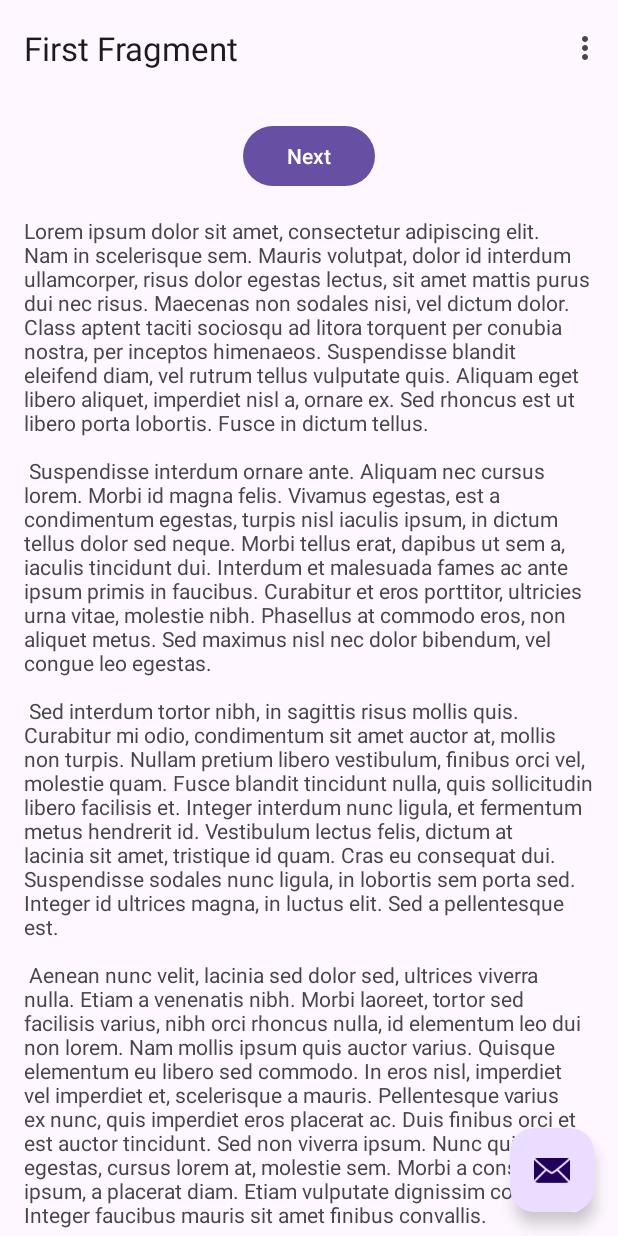
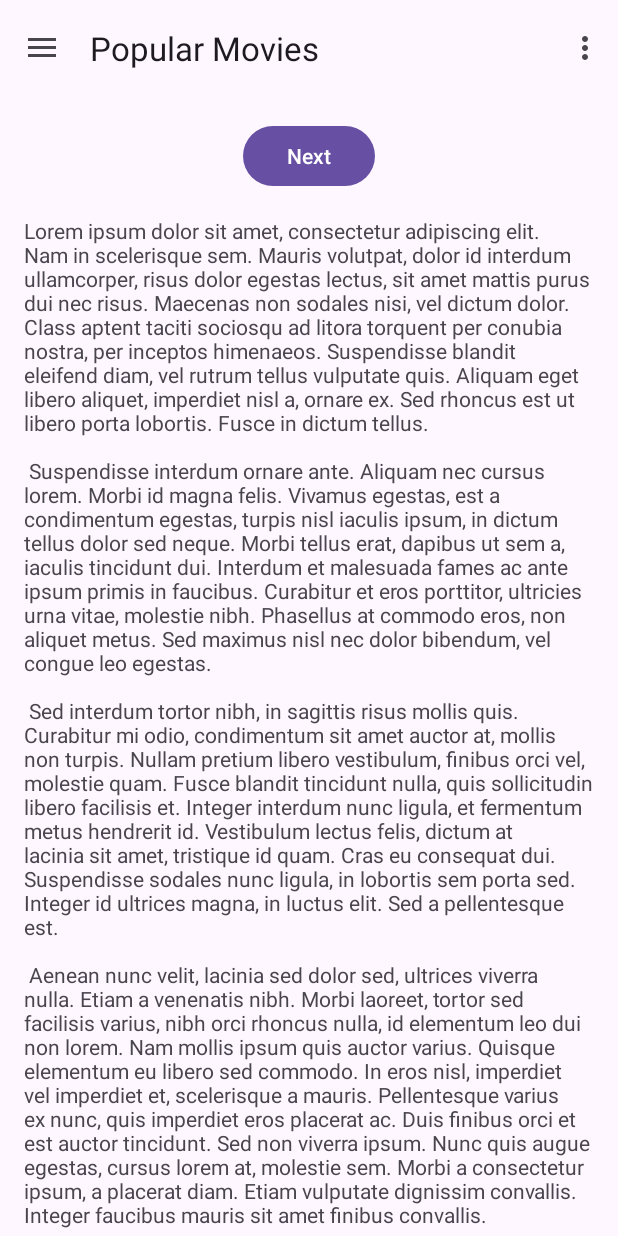
Before and after one commit to sblvitor/cine-time, an Android app: the screen it shows after launch (MainActivity), on a phone screen of 412 x 824 dp. Run offline under Robolectric (Android 15) with nearby library versions, the phone set to English and light mode, and no system bars; our stand-ins replace navigation-ui.

Commit message:
implementaçao do navigation drawer

```diff
--- a/app/src/main/java/com/example/cinetime/ui/MainActivity.kt
+++ b/app/src/main/java/com/example/cinetime/ui/MainActivity.kt
@@ -1,17 +1,19 @@
 package com.example.cinetime.ui
 
 import android.os.Bundle
-import com.google.android.material.snackbar.Snackbar
+import android.view.Menu
+import android.view.MenuItem
 import androidx.appcompat.app.AppCompatActivity
 import androidx.core.view.WindowCompat
+import androidx.drawerlayout.widget.DrawerLayout
 import androidx.navigation.findNavController
 import androidx.navigation.ui.AppBarConfiguration
 import androidx.navigation.ui.navigateUp
 import androidx.navigation.ui.setupActionBarWithNavController
-import android.view.Menu
-import android.view.MenuItem
+import androidx.navigation.ui.setupWithNavController
 import com.example.cinetime.R
 import com.example.cinetime.databinding.ActivityMainBinding
+import com.google.android.material.navigation.NavigationView
 
 class MainActivity : AppCompatActivity() {
 
@@ -25,17 +27,29 @@ class MainActivity : AppCompatActivity() {
         binding = ActivityMainBinding.inflate(layoutInflater)
         setContentView(binding.root)
 
-        setSupportActionBar(binding.toolbar)
+        setSupportActionBar(binding.appBarMain.toolbar)
 
+        val drawerLayout: DrawerLayout = binding.drawerLayout
+        val navView: NavigationView = binding.navView
         val navController = findNavController(R.id.nav_host_fragment_content_main)
-        appBarConfiguration = AppBarConfiguration(navController.graph)
+        appBarConfiguration = AppBarConfiguration(navController.graph, drawerLayout)
         setupActionBarWithNavController(navController, appBarConfiguration)
+        navView.setupWithNavController(navController)
 
-        binding.fab.setOnClickListener { view ->
-            Snackbar.make(view, "Replace with your own action", Snackbar.LENGTH_LONG)
-                .setAnchorView(R.id.fab)
-                .setAction("Action", null).show()
+        navView.itemIconTintList = null
+
+        // Nao necessário talvez
+        /*binding.appBarMain.toolbar.setNavigationOnClickListener {
+            drawerLayout.open()
         }
+
+        navView.setNavigationItemSelectedListener { menuItem ->
+            // Handle menu item selected
+            menuItem.isChecked = true
+            drawerLayout.close()
+            true
+        }*/
+
     }
 
     override fun onCreateOptionsMenu(menu: Menu): Boolean {
--- a/app/src/main/java/com/example/cinetime/ui/nowPlaying/NowPlayingFragment.kt
+++ b/app/src/main/java/com/example/cinetime/ui/nowPlaying/NowPlayingFragment.kt
@@ -33,9 +33,9 @@ class NowPlayingFragment : Fragment() {
     override fun onViewCreated(view: View, savedInstanceState: Bundle?) {
         super.onViewCreated(view, savedInstanceState)
 
-        binding.buttonSecond.setOnClickListener {
+        /*binding.buttonSecond.setOnClickListener {
             findNavController().navigate(R.id.action_SecondFragment_to_FirstFragment)
-        }
+        }*/
     }
 
     override fun onDestroyView() {
--- a/app/src/main/java/com/example/cinetime/ui/popularMovies/PopularMoviesFragment.kt
+++ b/app/src/main/java/com/example/cinetime/ui/popularMovies/PopularMoviesFragment.kt
@@ -33,9 +33,9 @@ class PopularMoviesFragment : Fragment() {
     override fun onViewCreated(view: View, savedInstanceState: Bundle?) {
         super.onViewCreated(view, savedInstanceState)
 
-        binding.buttonFirst.setOnClickListener {
+        /*binding.buttonFirst.setOnClickListener {
             findNavController().navigate(R.id.action_FirstFragment_to_SecondFragment)
-        }
+        }*/
     }
 
     override fun onDestroyView() {
--- a/app/src/main/res/layout/activity_main.xml
+++ b/app/src/main/res/layout/activity_main.xml
@@ -1,33 +1,27 @@
 <?xml version="1.0" encoding="utf-8"?>
-<androidx.coordinatorlayout.widget.CoordinatorLayout xmlns:android="http://schemas.android.com/apk/res/android"
+<androidx.drawerlayout.widget.DrawerLayout xmlns:android="http://schemas.android.com/apk/res/android"
     xmlns:app="http://schemas.android.com/apk/res-auto"
     xmlns:tools="http://schemas.android.com/tools"
+    android:id="@+id/drawer_layout"
     android:layout_width="match_parent"
     android:layout_height="match_parent"
     android:fitsSystemWindows="true"
-    tools:context=".ui.MainActivity">
+    tools:openDrawer="start">
 
-    <com.google.android.material.appbar.AppBarLayout
+    <include
+        android:id="@+id/app_bar_main"
+        layout="@layout/app_bar_main"
         android:layout_width="match_parent"
-        android:layout_height="wrap_content"
-        android:fitsSystemWindows="true">
+        android:layout_height="match_parent" />
 
-        <com.google.android.material.appbar.MaterialToolbar
-            android:id="@+id/toolbar"
-            android:layout_width="match_parent"
-            android:layout_height="?attr/actionBarSize" />
+    <com.google.android.material.navigation.NavigationView
+        android:id="@+id/nav_view"
+        android:layout_width="wrap_content"
+        android:layout_height="match_parent"
+        android:layout_gravity="start"
+        android:fitsSystemWindows="true"
+        app:menu="@menu/activity_main_drawer"
+        app:headerLayout="@layout/nav_header_main"
+        />
 
-    </com.google.android.material.appbar.AppBarLayout>
-
-    <include layout="@layout/content_main" />
-
-    <com.google.android.material.floatingactionbutton.FloatingActionButton
-        android:id="@+id/fab"
-        android:layout_width="wrap_content"
-        android:layout_height="wrap_content"
-        android:layout_gravity="bottom|end"
-        android:layout_marginEnd="@dimen/fab_margin"
-        android:layout_marginBottom="16dp"
-        app:srcCompat="@android:drawable/ic_dialog_email" />
-
-</androidx.coordinatorlayout.widget.CoordinatorLayout>
+</androidx.drawerlayout.widget.DrawerLayout>
--- /dev/null
+++ b/app/src/main/res/layout/app_bar_main.xml
@@ -0,0 +1,22 @@
+<?xml version="1.0" encoding="utf-8"?>
+<androidx.coordinatorlayout.widget.CoordinatorLayout xmlns:android="http://schemas.android.com/apk/res/android"
+    android:layout_width="match_parent"
+    android:layout_height="match_parent"
+    xmlns:tools="http://schemas.android.com/tools"
+    tools:context=".ui.MainActivity">
+
+    <com.google.android.material.appbar.AppBarLayout
+        android:layout_width="match_parent"
+        android:layout_height="wrap_content"
+        android:fitsSystemWindows="true">
+
+        <com.google.android.material.appbar.MaterialToolbar
+            android:id="@+id/toolbar"
+            android:layout_width="match_parent"
+            android:layout_height="?attr/actionBarSize"/>
+
+    </com.google.android.material.appbar.AppBarLayout>
+
+    <include layout="@layout/content_main" />
+
+</androidx.coordinatorlayout.widget.CoordinatorLayout>
--- /dev/null
+++ b/app/src/main/res/menu/activity_main_drawer.xml
@@ -0,0 +1,22 @@
+<?xml version="1.0" encoding="utf-8"?>
+<menu xmlns:android="http://schemas.android.com/apk/res/android">
+
+    <item
+        android:id="@+id/movies"
+        android:title="@string/movies_title">
+
+        <menu>
+            <item
+                android:id="@+id/nav_popular_movies"
+                android:icon="@drawable/popular_movies"
+                android:title="@string/popular_movies_label" />
+
+            <item
+                android:id="@+id/nav_now_playing"
+                android:icon="@drawable/now_playing"
+                android:title="@string/now_playing_label" />
+        </menu>
+
+    </item>
+
+</menu>
--- a/app/src/main/res/navigation/nav_graph.xml
+++ b/app/src/main/res/navigation/nav_graph.xml
@@ -8,21 +8,12 @@
     <fragment
         android:id="@+id/nav_popular_movies"
         android:name="com.example.cinetime.ui.popularMovies.PopularMoviesFragment"
-        android:label="@string/first_fragment_label"
-        tools:layout="@layout/fragment_popular_movies">
+        android:label="@string/popular_movies_label"
+        tools:layout="@layout/fragment_popular_movies"/>
 
-        <action
-            android:id="@+id/action_FirstFragment_to_SecondFragment"
-            app:destination="@id/nav_now_playing" />
-    </fragment>
     <fragment
         android:id="@+id/nav_now_playing"
         android:name="com.example.cinetime.ui.nowPlaying.NowPlayingFragment"
-        android:label="@string/second_fragment_label"
-        tools:layout="@layout/fragment_now_playing">
-
-        <action
-            android:id="@+id/action_SecondFragment_to_FirstFragment"
-            app:destination="@id/nav_popular_movies" />
-    </fragment>
+        android:label="@string/now_playing_label"
+        tools:layout="@layout/fragment_now_playing"/>
 </navigation>
--- a/app/src/main/res/values-night/themes.xml
+++ b/app/src/main/res/values-night/themes.xml
@@ -3,5 +3,6 @@
     <style name="Base.Theme.CineTime" parent="Theme.Material3.DayNight.NoActionBar">
         <!-- Customize your dark theme here. -->
         <!-- <item name="colorPrimary">@color/my_dark_primary</item> -->
+        <item name="android:windowTranslucentStatus">true</item>
     </style>
 </resources>
--- a/app/src/main/res/values/dimens.xml
+++ b/app/src/main/res/values/dimens.xml
@@ -1,3 +1,6 @@
 <resources>
     <dimen name="fab_margin">16dp</dimen>
+    <dimen name="nav_header_height">176dp</dimen>
+    <dimen name="margin_default">16dp</dimen>
+    <dimen name="half_margin_default">8dp</dimen>
 </resources>
--- a/app/src/main/res/values/strings.xml
+++ b/app/src/main/res/values/strings.xml
@@ -1,13 +1,13 @@
 <resources>
-    <string name="app_name">CineTime</string>
+    <string name="app_name" translatable="false">CineTime</string>
     <string name="action_settings">Settings</string>
     <!-- Strings used for fragments for navigation -->
-    <string name="first_fragment_label">First Fragment</string>
-    <string name="second_fragment_label">Second Fragment</string>
-    <string name="next">Next</string>
-    <string name="previous">Previous</string>
+    <string name="popular_movies_label">Popular Movies</string>
+    <string name="now_playing_label">Now Playing</string>
+    <string name="next" translatable="false">Next</string>
+    <string name="previous" translatable="false">Previous</string>
 
-    <string name="lorem_ipsum">
+    <string name="lorem_ipsum" translatable="false">
         Lorem ipsum dolor sit amet, consectetur adipiscing elit. Nam in scelerisque sem. Mauris
         volutpat, dolor id interdum ullamcorper, risus dolor egestas lectus, sit amet mattis purus
         dui nec risus. Maecenas non sodales nisi, vel dictum dolor. Class aptent taciti sociosqu ad
@@ -43,4 +43,8 @@
         libero vel nunc consequat, quis tincidunt nisl eleifend. Cras bibendum enim a justo luctus
         vestibulum. Fusce dictum libero quis erat maximus, vitae volutpat diam dignissim.
     </string>
+    <string name="movies_title">Movies</string>
+    <string name="nav_header_desc" translatable="false">Navigation header</string>
+    <string name="nav_header_title" translatable="false">Android Studio</string>
+    <string name="nav_header_subtitle" translatable="false">android.studio@android.com</string>
 </resources>
--- a/app/src/main/res/values/themes.xml
+++ b/app/src/main/res/values/themes.xml
@@ -3,6 +3,7 @@
     <style name="Base.Theme.CineTime" parent="Theme.Material3.DayNight.NoActionBar">
         <!-- Customize your light theme here. -->
         <!-- <item name="colorPrimary">@color/my_light_primary</item> -->
+        <item name="android:windowTranslucentStatus">true</item>
     </style>
 
     <style name="Theme.CineTime" parent="Base.Theme.CineTime" />
```
Also changed, not shown: app/src/main/res/drawable/side_nav_bar.xml (added, +10 -0 lines), app/src/main/res/layout/nav_header_main.xml (added, +35 -0 lines), app/src/main/res/drawable/now_playing.png (added), app/src/main/res/drawable/popular_movies.png (added), 1 other file.
